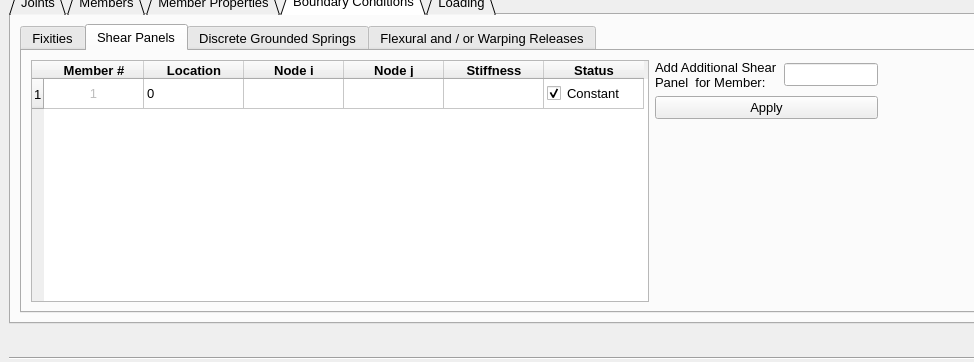
The window that V2_dev/SABRE2-V3.ui (oguzhantogay/SABRE2_V2_local) describes before a commit, drawn with Qt 5; both pictures show x 0 to 974 and y 319 to 681 of the 1128 by 800 pixel window.
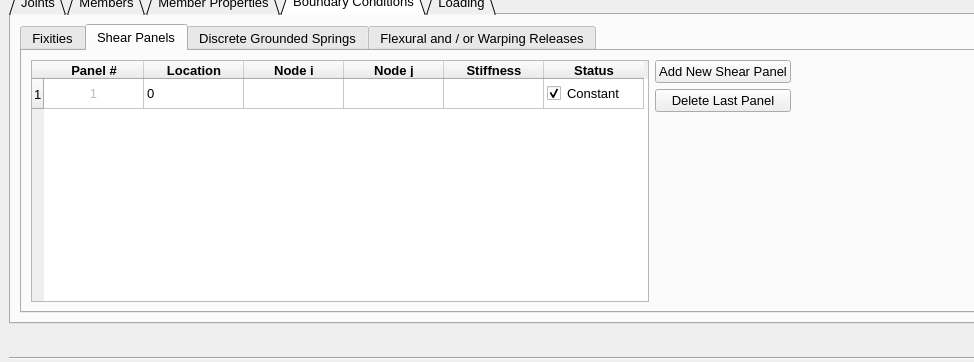
The same window after the commit. The open tabs and pages were chosen to show the change. Icons and pictures are not drawn.

Commit message: Shear panel application menu works

```diff
--- a/V2_dev/SABRE2-V3.ui
+++ b/V2_dev/SABRE2-V3.ui
@@ -2030,7 +2030,7 @@
               </row>
               <column>
                <property name="text">
-                <string>Member #</string>
+                <string>Panel #</string>
                </property>
                <property name="font">
                 <font>
@@ -2125,25 +2125,21 @@
             </item>
             <item>
              <layout class="QGridLayout" name="gridLayout_6">
-              <item row="0" column="0">
-               <widget class="QLabel" name="Add_shear_label">
+              <item row="2" column="0" colspan="2">
+               <widget class="QPushButton" name="Delete_last_panel">
                 <property name="text">
-                 <string>Add Additional Shear 
-Panel  for Member:</string>
+                 <string>Delete Last Panel</string>
                 </property>
                </widget>
               </item>
-              <item row="0" column="1">
-               <widget class="QLineEdit" name="Add_Shear_Panel_Line"/>
-              </item>
               <item row="1" column="0" colspan="2">
                <widget class="QPushButton" name="Shear_Panel_Add">
                 <property name="text">
-                 <string>Apply</string>
+                 <string>Add New Shear Panel</string>
                 </property>
                </widget>
               </item>
-              <item row="2" column="0">
+              <item row="3" column="0">
                <spacer name="verticalSpacer_2">
                 <property name="orientation">
                  <enum>Qt::Vertical</enum>
```
The commit also changes 4 other files.
